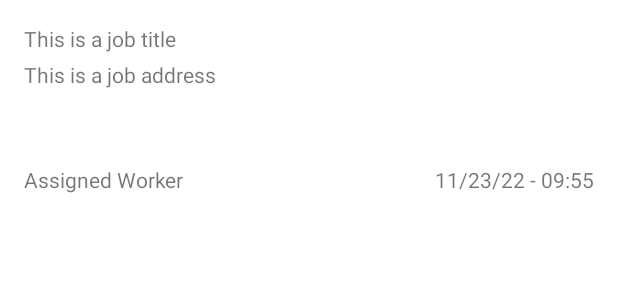
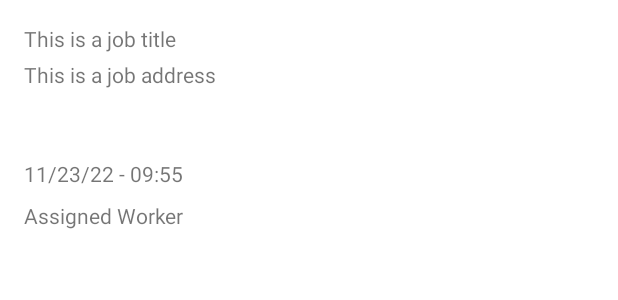
Before and after one commit to BenjaminTolman/TaskCommanderProject, an Android app: the layout job_item_layout.xml on its own in the app's theme, with its tools: preview values and no code run, on a phone screen of 412 x 824 dp. Shown: the top 300 px of the screen. Run offline under Robolectric (Android 15) with nearby library versions, the phone set to English and light mode, and no system bars.

```diff
--- a/TaskCommander/app/src/main/java/com/benjamintolman/taskcommander/Objects/Job.java
+++ b/TaskCommander/app/src/main/java/com/benjamintolman/taskcommander/Objects/Job.java
@@ -38,7 +38,6 @@ public class Job {
         return String.valueOf(jobHour) + ":" + String.valueOf(jobMin);
     }
 
-
     public void setJobTitle(String jobTitle) {
         this.jobTitle = jobTitle;
     }
@@ -68,7 +67,8 @@ public class Job {
     }
 
     public String getJobDate() {
-        return jobDate;
+
+        return String.valueOf(jobDay) + "/" + String.valueOf(jobMonth) + "/" + String.valueOf(jobYear);
     }
 
     public void setJobDate(String jobDate) {
--- a/TaskCommander/app/src/main/java/com/benjamintolman/taskcommander/adapters/JobsAdapter.java
+++ b/TaskCommander/app/src/main/java/com/benjamintolman/taskcommander/adapters/JobsAdapter.java
@@ -86,7 +86,7 @@ public class JobsAdapter extends BaseAdapter {
             jobName.setText(job.getJobTitle());
             jobAddress.setText(job.getJobAddress());
             jobAssigned.setText(job.getEmployeeAssigned());
-            jobDateTime.setText(job.getJobDate() + " " + job.getJobTime());
+            jobDateTime.setText("Date: " + job.getJobDate() + " Time: " + job.getJobTime());
             //bookName.setText(book.getmTitle());
             //String icon = book.getmImageURL();
             //Picasso.get().load(icon).into(image);
--- a/TaskCommander/app/src/main/java/com/benjamintolman/taskcommander/fragments/JobDetailsFragment.java
+++ b/TaskCommander/app/src/main/java/com/benjamintolman/taskcommander/fragments/JobDetailsFragment.java
@@ -85,7 +85,6 @@ public class JobDetailsFragment extends Fragment implements View.OnClickListener
                     JobsFragment.newInstance()
             ).commit();
         }
-
     }
 
 
--- a/TaskCommander/app/src/main/res/layout/job_create_layout.xml
+++ b/TaskCommander/app/src/main/res/layout/job_create_layout.xml
@@ -257,7 +257,7 @@
                 android:layout_marginStart="28dp"
                 android:layout_marginTop="12dp"
                 android:layout_marginEnd="28dp"
-                android:text="Job Notes"
+                android:text="Job Notes (240 Character Max)"
                 app:layout_constraintEnd_toEndOf="parent"
                 app:layout_constraintStart_toStartOf="parent"
                 app:layout_constraintTop_toBottomOf="@+id/job_creation_date" />
@@ -269,7 +269,7 @@
                 android:layout_marginStart="28dp"
                 android:layout_marginTop="12dp"
                 android:layout_marginEnd="28dp"
-                android:text="Client Name"
+                android:text="Client Name (30 Character Max)"
                 app:layout_constraintEnd_toEndOf="parent"
                 app:layout_constraintStart_toStartOf="parent"
                 app:layout_constraintTop_toBottomOf="@+id/job_creation_client_info_textview" />
--- a/TaskCommander/app/src/main/res/layout/job_item_layout.xml
+++ b/TaskCommander/app/src/main/res/layout/job_item_layout.xml
@@ -30,14 +30,13 @@
         android:layout_width="0dp"
         android:layout_height="wrap_content"
         android:layout_marginStart="16dp"
-        android:layout_marginTop="12dp"
         android:layout_marginBottom="16dp"
         android:text="Assigned Worker"
         app:layout_constraintBottom_toBottomOf="parent"
         app:layout_constraintEnd_toStartOf="@+id/guideline3"
         app:layout_constraintHorizontal_bias="0.0"
         app:layout_constraintStart_toStartOf="parent"
-        app:layout_constraintTop_toBottomOf="@+id/job_item_job_address"
+        app:layout_constraintTop_toBottomOf="@+id/job_item_date_time"
         app:layout_constraintVertical_bias="0.006" />
 
     <androidx.constraintlayout.widget.Guideline
@@ -52,13 +51,12 @@
         android:layout_width="0dp"
         android:layout_height="24dp"
         android:layout_marginStart="16dp"
-        android:layout_marginTop="16dp"
-        android:layout_marginEnd="16dp"
+        android:layout_marginTop="12dp"
+        android:gravity="left"
         android:text="11/23/22 - 09:55"
-        android:gravity="right"
         app:layout_constraintEnd_toEndOf="parent"
         app:layout_constraintHorizontal_bias="1.0"
-        app:layout_constraintStart_toStartOf="@+id/guideline3"
+        app:layout_constraintStart_toStartOf="parent"
         app:layout_constraintTop_toBottomOf="@+id/job_item_job_address" />
 
     <TextView
```
Also changed, not shown: TaskCommander/app/src/main/java/com/benjamintolman/taskcommander/fragments/JobCreateFragment.java (+16 -13 lines).
